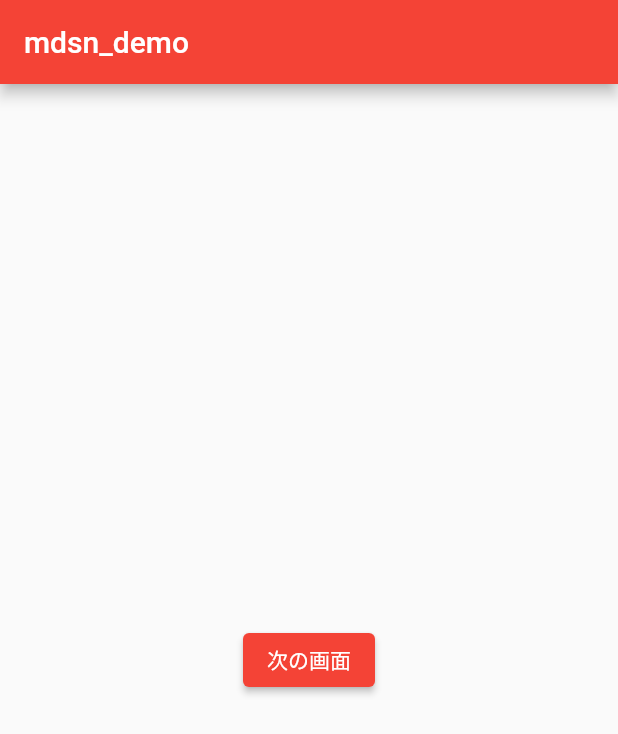
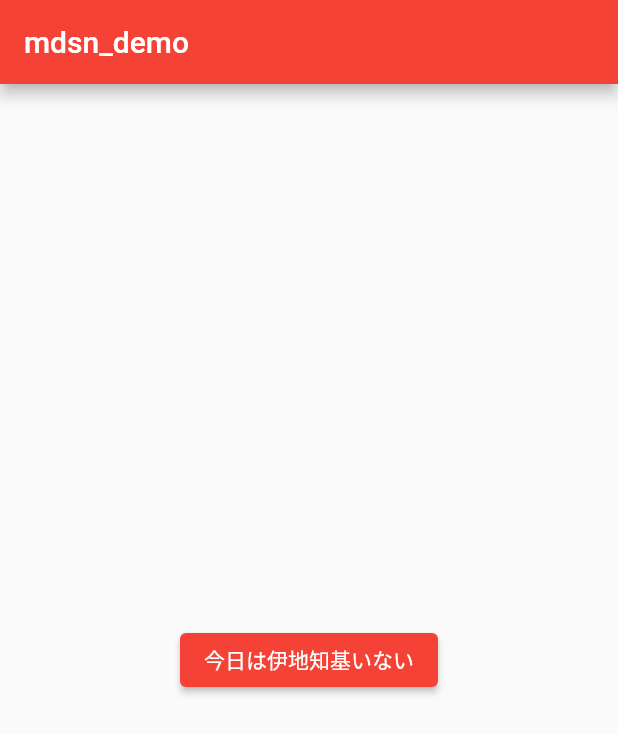
Before and after one commit to yousheng5/mdn_app, a Flutter app: the screen it shows after launch, on a phone screen of 412 x 824 dp. Shown: the top 734 px of the screen. Run offline on Flutter 3.47's test engine with Material 2 defaults, Android fonts, the phone set to English and light mode, and no system bars.

Commit message:
伊地知基

```diff
--- a/lib/main.dart
+++ b/lib/main.dart
@@ -40,7 +40,7 @@ class _MyHomePageState extends State<MyHomePage> {
             onPressed: () {
               //何か入れる
             },
-            child: const Text('次の画面'),
+            child: const Text('今日は伊地知基いない'),
           ),
         ));
   }
```
